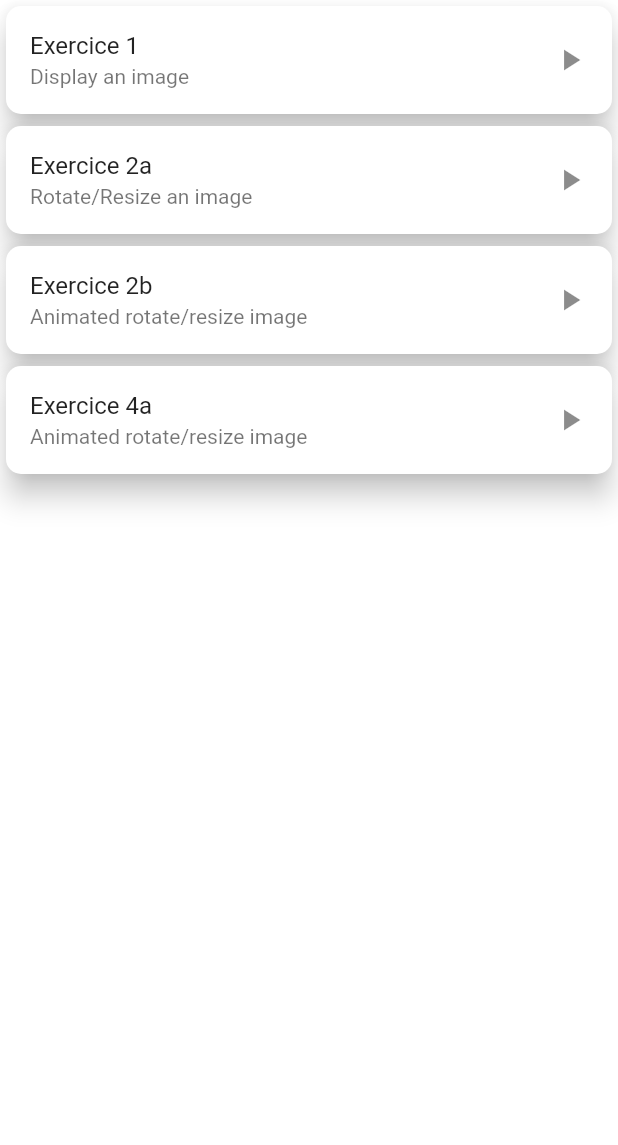
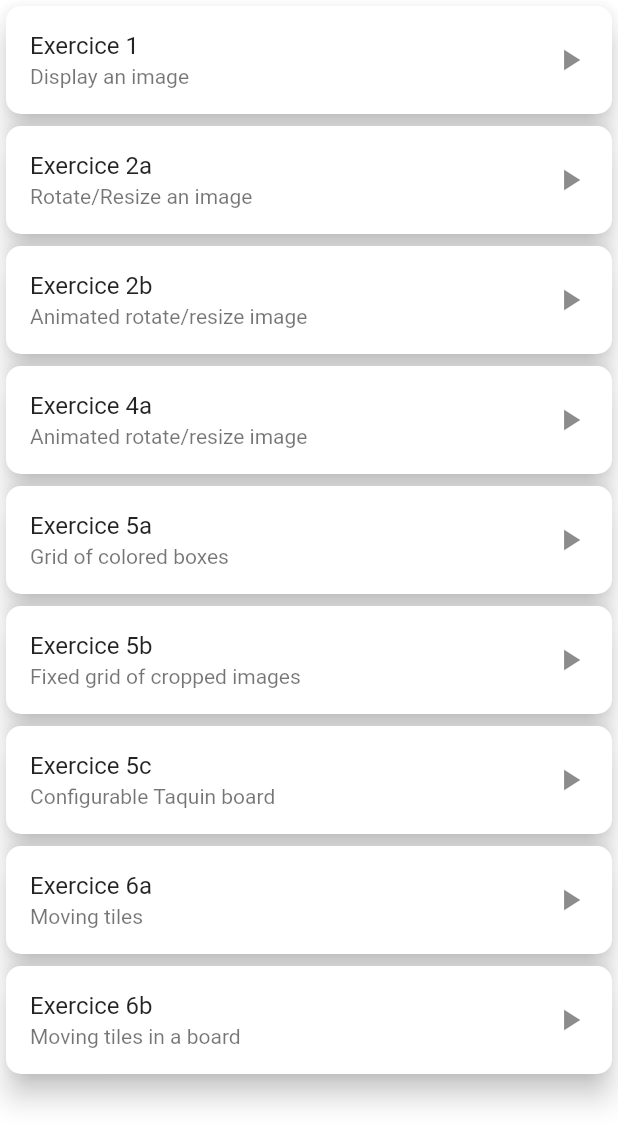
Before and after one commit to Theo59500/AMSE, a Flutter app: the screen it shows after launch, on a phone screen of 412 x 824 dp. Shown: the top 1145 px of the screen. Run offline on Flutter 3.47's test engine with Material 2 defaults, Android fonts, the light colour scheme and no system bars; missing offline and left inert: mailto.

Commit message:
mise à jour de la page 'home'

```diff
--- a/tp2/lib/home.dart
+++ b/tp2/lib/home.dart
@@ -3,6 +3,11 @@ import 'exo1.dart';
 import 'exo2a.dart';
 import 'exo2b.dart';
 import 'exo4a.dart';
+import 'exo5a.dart';
+import 'exo5b.dart';
+import 'exo5c.dart';
+import 'exo6a.dart';
+import 'exo6b.dart';
 
 class Home extends StatelessWidget {
   @override
@@ -81,6 +86,96 @@ class Home extends StatelessWidget {
             },
           ),
         ),
+        Card(
+          elevation: 8,
+          shape: RoundedRectangleBorder(
+              borderRadius: BorderRadius.circular(10)
+          ),
+          child: ListTile(
+            title: Text("Exercice 5a"),
+            subtitle: Text("Grid of colored boxes"),
+            trailing: Icon(Icons.play_arrow),
+            onTap: () {
+              Navigator.push(
+                  context,
+                  MaterialPageRoute(
+                      builder: (context) => Exo5a())
+              );
+            },
+          ),
+        ),
+        Card(
+          elevation: 8,
+          shape: RoundedRectangleBorder(
+              borderRadius: BorderRadius.circular(10)
+          ),
+          child: ListTile(
+            title: Text("Exercice 5b"),
+            subtitle: Text("Fixed grid of cropped images"),
+            trailing: Icon(Icons.play_arrow),
+            onTap: () {
+              Navigator.push(
+                  context,
+                  MaterialPageRoute(
+                      builder: (context) => Exo5b())
+              );
+            },
+          ),
+        ),
+        Card(
+          elevation: 8,
+          shape: RoundedRectangleBorder(
+              borderRadius: BorderRadius.circular(10)
+          ),
+          child: ListTile(
+            title: Text("Exercice 5c"),
+            subtitle: Text("Configurable Taquin board"),
+            trailing: Icon(Icons.play_arrow),
+            onTap: () {
+              Navigator.push(
+                  context,
+                  MaterialPageRoute(
+                      builder: (context) => Exo5c())
+              );
+            },
+          ),
+        ),
+        Card(
+          elevation: 8,
+          shape: RoundedRectangleBorder(
+              borderRadius: BorderRadius.circular(10)
+          ),
+          child: ListTile(
+            title: Text("Exercice 6a"),
+            subtitle: Text("Moving tiles"),
+            trailing: Icon(Icons.play_arrow),
+            onTap: () {
+              Navigator.push(
+                  context,
+                  MaterialPageRoute(
+                      builder: (context) => Exo6a())
+              );
+            },
+          ),
+        ),
+        Card(
+          elevation: 8,
+          shape: RoundedRectangleBorder(
+              borderRadius: BorderRadius.circular(10)
+          ),
+          child: ListTile(
+            title: Text("Exercice 6b"),
+            subtitle: Text("Moving tiles in a board"),
+            trailing: Icon(Icons.play_arrow),
+            onTap: () {
+              Navigator.push(
+                  context,
+                  MaterialPageRoute(
+                      builder: (context) => Exo6b())
+              );
+            },
+          ),
+        ),
       ],
     );
   }
```
